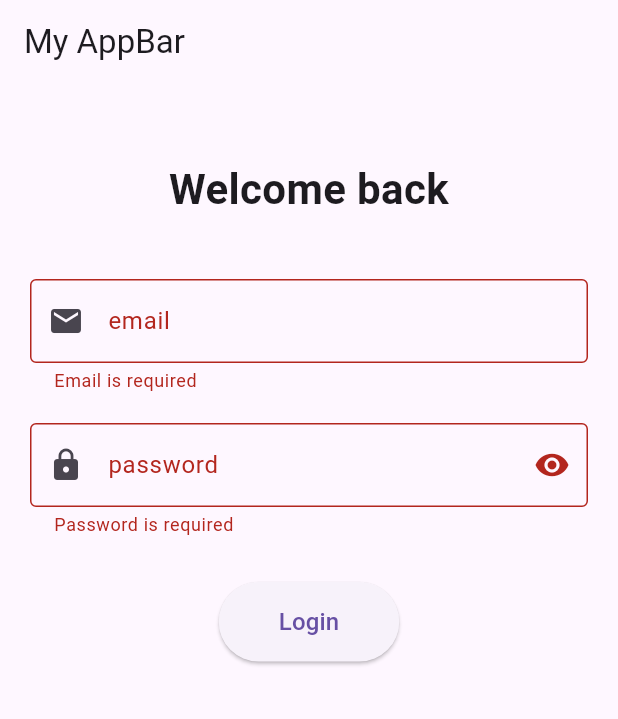
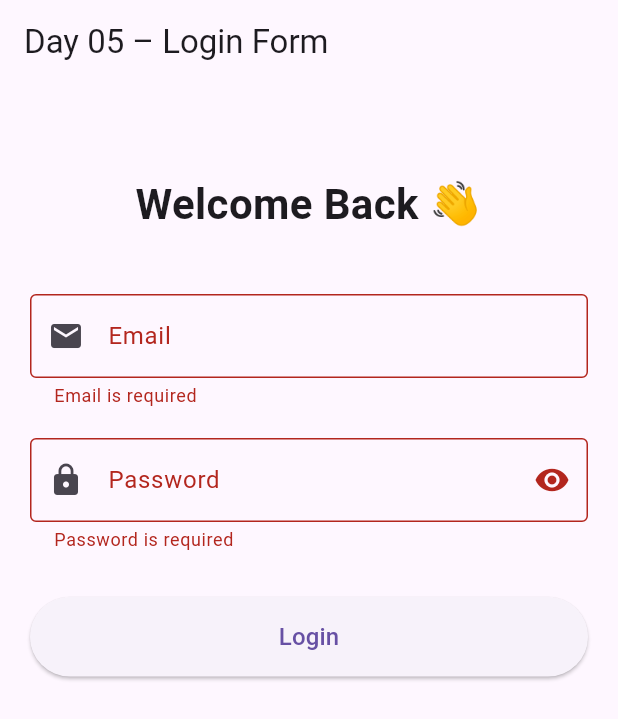
Before and after one commit to fleuryleentaco/flutter-learning, a Flutter app: the screen it shows after launch, after a tap on "Login", on a phone screen of 412 x 824 dp. Shown: the top 719 px of the screen. Run offline on Flutter 3.47's test engine with Material 3 defaults, Android fonts, the phone set to English and light mode, and no system bars.

Commit message:
Day 05: Login form with validation, loading and password toggle

```diff
--- a/day05_forms/lib/main.dart
+++ b/day05_forms/lib/main.dart
@@ -11,9 +11,11 @@ class MyApp extends StatelessWidget {
   Widget build(BuildContext context) {
     return MaterialApp(
       debugShowCheckedModeBanner: false,
-      title: 'flutter demo',
-      theme: ThemeData(primarySwatch: Colors.deepPurple),
-      home: LoginScreen(),
+      title: 'Day 05 Forms',
+      theme: ThemeData(
+        primarySwatch: Colors.deepPurple,
+      ),
+      home: const LoginScreen(),
     );
   }
 }
@@ -26,10 +28,10 @@ class LoginScreen extends StatefulWidget {
 }
 
 class _LoginScreenState extends State<LoginScreen> {
-  //formKey
+  // 🔑 Form key
   final GlobalKey<FormState> _formKey = GlobalKey<FormState>();
 
-  //controllers
+  // 🎮 Controllers
   final TextEditingController emailController = TextEditingController();
   final TextEditingController passwordController = TextEditingController();
 
@@ -45,10 +47,11 @@ class _LoginScreenState extends State<LoginScreen> {
       feedbackMessage = '';
     });
 
+    // ⏳ Simulation API
     Future.delayed(const Duration(seconds: 2), () {
       setState(() {
         isLoading = false;
-        feedbackMessage = 'Login successful';
+        feedbackMessage = 'Login successful 🎉';
       });
     });
   }
@@ -63,33 +66,40 @@ class _LoginScreenState extends State<LoginScreen> {
   @override
   Widget build(BuildContext context) {
     return Scaffold(
-      appBar: AppBar(title: Text('My AppBar')),
+      appBar: AppBar(
+        title: const Text('Day 05 – Login Form'),
+      ),
       body: SingleChildScrollView(
-        padding: EdgeInsets.all(20),
+        padding: const EdgeInsets.all(20),
         child: Form(
           key: _formKey,
           child: Column(
+            crossAxisAlignment: CrossAxisAlignment.stretch,
             children: [
-              const SizedBox(height: 30),
+              const SizedBox(height: 40),
 
               const Text(
-                'Welcome back',
+                'Welcome Back 👋',
                 textAlign: TextAlign.center,
-                style: TextStyle(fontSize: 28, fontWeight: FontWeight.bold),
+                style: TextStyle(
+                  fontSize: 28,
+                  fontWeight: FontWeight.bold,
                 ),
+              ),
+
               const SizedBox(height: 40),
 
-              //email
+              // 📧 EMAIL
               TextFormField(
                 controller: emailController,
                 keyboardType: TextInputType.emailAddress,
-                decoration: InputDecoration(
-                  labelText: 'email',
+                decoration: const InputDecoration(
+                  labelText: 'Email',
                   border: OutlineInputBorder(),
                   prefixIcon: Icon(Icons.email),
                 ),
                 validator: (value) {
-                  if (value == null || value.isEmpty) {
+                  if (value == null || value.trim().isEmpty) {
                     return 'Email is required';
                   }
                   if (!value.contains('@') || !value.contains('.')) {
@@ -101,17 +111,19 @@ class _LoginScreenState extends State<LoginScreen> {
 
               const SizedBox(height: 20),
 
-              //password
+              // 🔒 PASSWORD
               TextFormField(
                 controller: passwordController,
                 obscureText: hidePassword,
                 decoration: InputDecoration(
-                  labelText: 'password',
-                  border: OutlineInputBorder(),
-                  prefixIcon: Icon(Icons.lock),
+                  labelText: 'Password',
+                  border: const OutlineInputBorder(),
+                  prefixIcon: const Icon(Icons.lock),
                   suffixIcon: IconButton(
                     icon: Icon(
-                      hidePassword ? Icons.visibility : Icons.visibility_off,
+                      hidePassword
+                          ? Icons.visibility
+                          : Icons.visibility_off,
                     ),
                     onPressed: () {
                       setState(() {
@@ -120,57 +132,53 @@ class _LoginScreenState extends State<LoginScreen> {
                     },
                   ),
                 ),
-
                 validator: (value) {
                   if (value == null || value.isEmpty) {
                     return 'Password is required';
                   }
                   if (value.length < 6) {
-                    return 'Minimun 6 Characters';
+                    return 'Minimum 6 characters';
                   }
-
                   return null;
                 },
               ),
 
-              const SizedBox(height:30),
+              const SizedBox(height: 30),
 
-              //LoginButton
-
+              // 🔘 LOGIN BUTTON
               ElevatedButton(
-                style:ElevatedButton.styleFrom(
-                  padding:EdgeInsets.symmetric(vertical: 15, horizontal: 40)
+                onPressed: isLoading ? null : submitLogin,
+                style: ElevatedButton.styleFrom(
+                  padding: const EdgeInsets.symmetric(vertical: 15),
                 ),
-                onPressed: isLoading ? null :submitLogin,
-
                 child: isLoading
                     ? const SizedBox(
-                  height:22,
-                  width:22,
-                  child:CircularProgressIndicator(
-                    strokeAlign:2,
-                    color:Colors.white,
-                  )
+                        height: 22,
+                        width: 22,
+                        child: CircularProgressIndicator(
+                          strokeWidth: 2,
+                          color: Colors.white,
+                        ),
                       )
                     : const Text(
                         'Login',
-                  style:TextStyle(fontSize:16)
-                )
+                        style: TextStyle(fontSize: 16),
+                      ),
               ),
 
-              const SizedBox(height:20),
+              const SizedBox(height: 20),
 
-              //feedback
-              if(feedbackMessage.isNotEmpty)
+              // 📢 FEEDBACK
+              if (feedbackMessage.isNotEmpty)
                 Text(
                   feedbackMessage,
                   textAlign: TextAlign.center,
-                style:TextStyle(
-                  color:Colors.green,
-                  fontSize:16,
-                  fontWeight:FontWeight.bold,
-                )
-              )
+                  style: const TextStyle(
+                    color: Colors.green,
+                    fontSize: 16,
+                    fontWeight: FontWeight.bold,
+                  ),
+                ),
             ],
           ),
         ),
```
Lines whose indentation alone changed are shown as unchanged.
